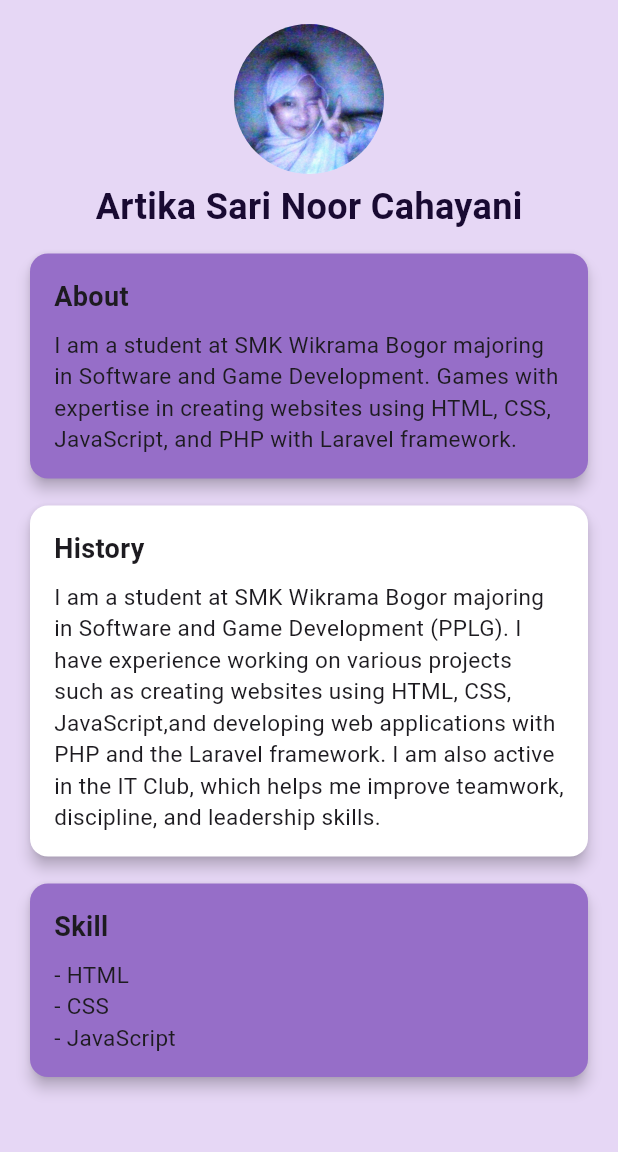
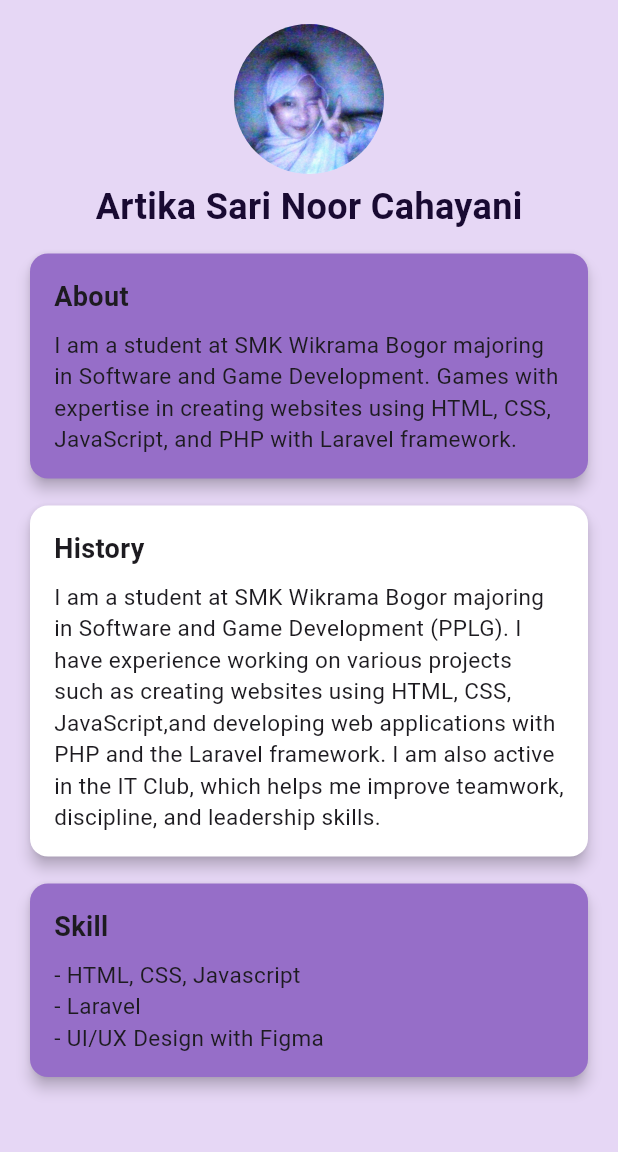
Before and after one commit to artika-sari/dataDiri-flutter, a Flutter app: the DetailProfile screen opened directly, on a phone screen of 412 x 824 dp, the part 84-1236 px from its top. Run offline on Flutter 3.47's test engine with Material 3 defaults, Android fonts, the phone set to English and light mode, and no system bars.

Commit message:
tambahan skill

```diff
--- a/lib/detail_profile.dart
+++ b/lib/detail_profile.dart
@@ -57,9 +57,9 @@ class DetailProfile extends StatelessWidget {
                 buildProfileCard(
                   title: "Skill",
                   content:
-                      "- HTML\n"
-                      "- CSS\n"
-                      "- JavaScript",
+                      "- HTML, CSS, Javascript\n"
+                      "- Laravel\n"
+                      "- UI/UX Design with Figma",
                   color: const Color.fromARGB(255, 150, 110, 200),
                 ),
               ],
```
